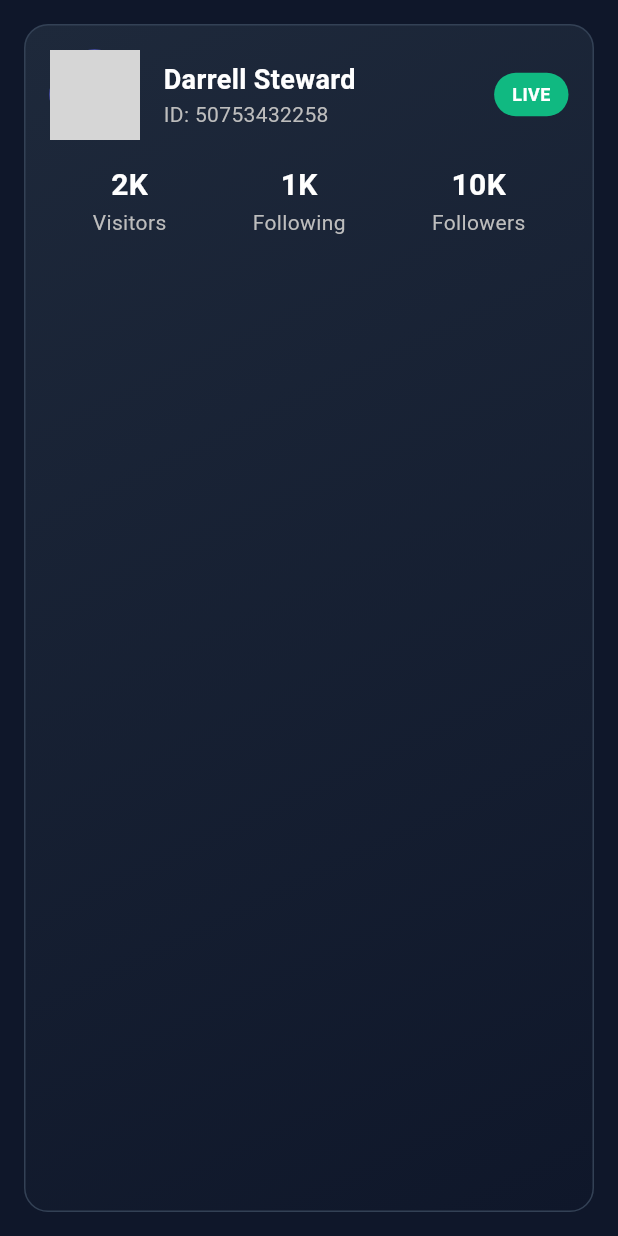
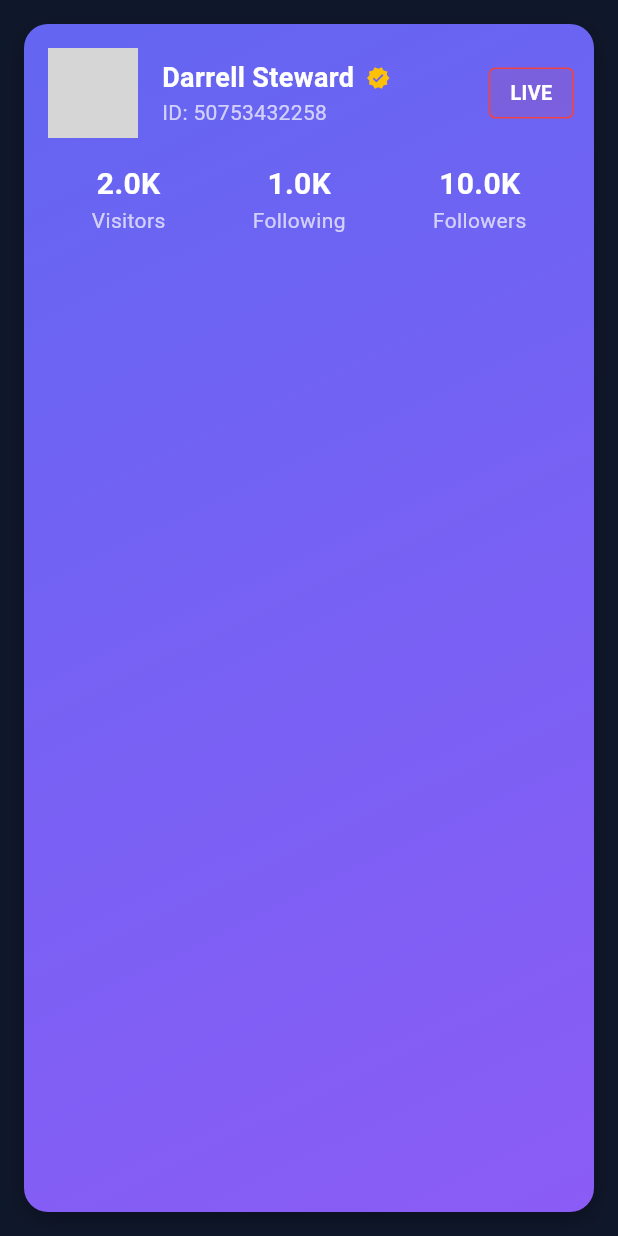
Before and after one commit to adegnilefadilath/nexo_live, a Flutter app: the UserCard widget shown alone on an empty page, opened directly, on a phone screen of 412 x 824 dp. Run offline on Flutter 3.47's test engine with Material 3 defaults, Android fonts, the phone set to English and light mode, and no system bars; network calls fail; grey boxes are pictures that could not be loaded.

Commit message:
refactor: UserCard utilise maintenant le provider

```diff
--- a/lib/widgets/user_card.dart
+++ b/lib/widgets/user_card.dart
@@ -1,58 +1,85 @@
+import 'package:nexo_live/utils/app_theme.dart';
 import 'package:flutter/material.dart';
+import 'package:provider/provider.dart';
+import '../providers/app_data_provider.dart';
+import '../utils/animations.dart';
 
 class UserCard extends StatelessWidget {
   const UserCard({super.key});
 
   @override
   Widget build(BuildContext context) {
-    return Container(
+    final user = context.watch<AppDataProvider>().currentUser;
+
+    return CustomAnimations.cardAnimation(
+      Container(
         margin: const EdgeInsets.all(16),
         padding: const EdgeInsets.all(16),
         decoration: BoxDecoration(
-        gradient: const LinearGradient(
-          begin: Alignment.topLeft,
-          end: Alignment.bottomRight,
-          colors: [Color(0xFF1E293B), Color(0xFF0F172A)],
-        ),
+          gradient: AppTheme.primaryGradient,
           borderRadius: BorderRadius.circular(16),
-        border: Border.all(color: const Color(0xFF334155)),
+          boxShadow: AppTheme.cardShadow,
         ),
         child: Column(
           children: [
             Row(
               children: [
-              const CircleAvatar(
+                Stack(
+                  children: [
+                    CircleAvatar(
                       radius: 30,
-                backgroundImage: NetworkImage(
-                  'https://randomuser.me/api/portraits/men/41.jpg',
+                      backgroundImage: NetworkImage(user.avatarUrl),
                     ),
+                    if (user.isOnline)
+                      Positioned(
+                        bottom: 0,
+                        right: 0,
+                        child: Container(
+                          width: 16,
+                          height: 16,
+                          decoration: BoxDecoration(
+                            color: AppTheme.successColor,
+                            borderRadius: BorderRadius.circular(8),
+                            border: Border.all(color: Colors.white, width: 2),
+                          ),
+                        ),
+                      ),
+                  ],
                 ),
                 const SizedBox(width: 16),
                 Expanded(
                   child: Column(
                     crossAxisAlignment: CrossAxisAlignment.start,
                     children: [
-                    const Text(
-                      'Darrell Steward',
-                      style: TextStyle(
+                      Row(
+                        children: [
+                          Text(
+                            user.name,
+                            style: const TextStyle(
                               fontSize: 18,
                               fontWeight: FontWeight.bold,
                               color: Colors.white,
                             ),
                           ),
+                          if (user.isVIP) ...[
+                            const SizedBox(width: 8),
+                            const Icon(Icons.verified,
+                                color: Colors.amber, size: 16),
+                          ],
+                        ],
+                      ),
                       Text(
-                      'ID: 50753432258',
-                      style: TextStyle(color: Colors.grey[400]),
+                        'ID: ${user.id}',
+                        style: const TextStyle(color: Colors.white70),
                       ),
                     ],
                   ),
                 ),
+                CustomAnimations.pulseAnimation(
                   Container(
-                padding: const EdgeInsets.symmetric(horizontal: 12, vertical: 6),
-                decoration: BoxDecoration(
-                  color: const Color(0xFF10B981),
-                  borderRadius: BorderRadius.circular(20),
-                ),
+                    padding:
+                        const EdgeInsets.symmetric(horizontal: 12, vertical: 6),
+                    decoration: AppTheme.liveBadgeDecoration,
                     child: const Text(
                       'LIVE',
                       style: TextStyle(
@@ -62,19 +89,22 @@ class UserCard extends StatelessWidget {
                       ),
                     ),
                   ),
+                ),
               ],
             ),
             const SizedBox(height: 16),
             Row(
               mainAxisAlignment: MainAxisAlignment.spaceAround,
               children: [
-              _buildStatItem('2K', 'Visitors'),
-              _buildStatItem('1K', 'Following'),
-              _buildStatItem('10K', 'Followers'),
+                _buildStatItem(user.visitors.toString(), 'Visitors'),
+                _buildStatItem(user.following.toString(), 'Following'),
+                _buildStatItem(user.followers.toString(), 'Followers'),
               ],
             ),
           ],
         ),
+      ),
+      0,
     );
   }
 
@@ -82,7 +112,7 @@ class UserCard extends StatelessWidget {
     return Column(
       children: [
         Text(
-          value,
+          _formatNumber(value),
           style: const TextStyle(
             fontSize: 20,
             fontWeight: FontWeight.bold,
@@ -91,9 +121,17 @@ class UserCard extends StatelessWidget {
         ),
         Text(
           label,
-          style: TextStyle(color: Colors.grey[400]),
+          style: const TextStyle(color: Colors.white70),
         ),
       ],
     );
   }
+
+  String _formatNumber(String value) {
+    final num = int.tryParse(value) ?? 0;
+    if (num >= 1000) {
+      return '${(num / 1000).toStringAsFixed(1)}K';
     }
+    return value;
+  }
+}
```
Lines whose indentation alone changed are shown as unchanged.
